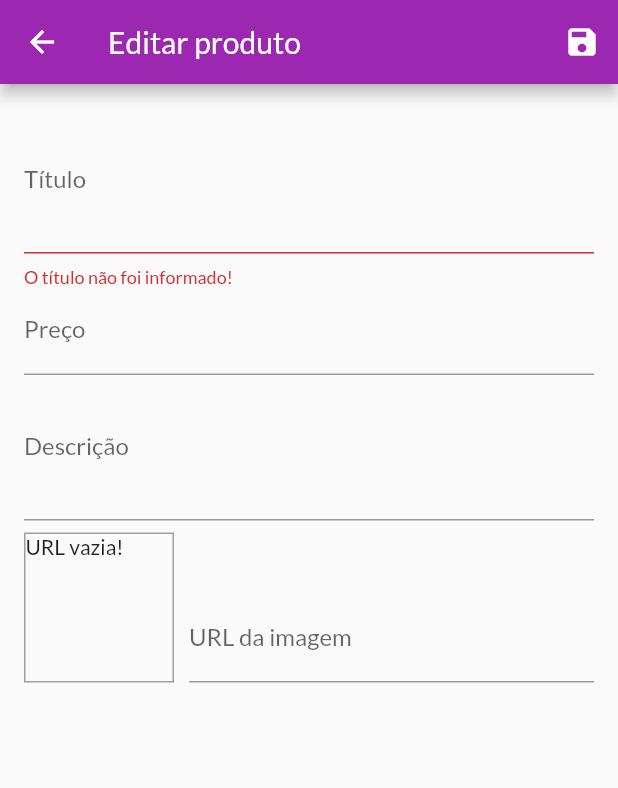
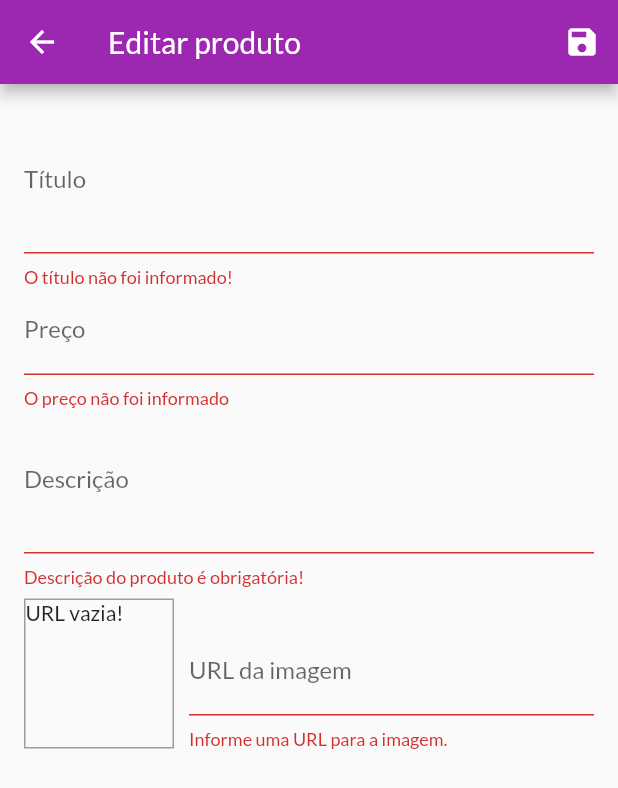
Before and after one commit to fernandohre/sample-flutter-apps, a Flutter app: the EditProductScreen screen opened by its route, after a tap on the "save" icon, on a phone screen of 412 x 824 dp. Shown: the top 788 px of the screen. Run offline on Flutter 3.47's test engine with Material 2 defaults, Android fonts, the light colour scheme and no system bars; network calls fail.

Commit message:
adding and updating a product

```diff
--- a/aplicativo_loja/lib/providers/products.dart
+++ b/aplicativo_loja/lib/providers/products.dart
@@ -57,4 +57,10 @@ class Products with ChangeNotifier {
     //será recarregada chamando o método build do widget
     notifyListeners();
   }
+
+  void update(Product item) {
+    _itens.remove(item);
+    _itens.add(item);
+    notifyListeners();
+  }
 }
--- a/aplicativo_loja/lib/widgets/edit_product_screen.dart
+++ b/aplicativo_loja/lib/widgets/edit_product_screen.dart
@@ -1,7 +1,9 @@
 import 'package:aplicativo_loja/models/produto.dart';
+import 'package:aplicativo_loja/providers/products.dart';
 import 'package:flutter/cupertino.dart';
 import 'package:flutter/material.dart';
 import 'package:flutter/services.dart';
+import 'package:provider/provider.dart';
 
 class EditProductScreen extends StatefulWidget {
   static const routeName = '/edit-product';
@@ -43,7 +45,14 @@ class _EditProductScreen extends State<EditProductScreen> {
   }
 
   void _saveForm() {
-    _form.currentState.validate();
+    var isValid = _form.currentState.validate();
+    if (!isValid) return;
+
+    if (produtoEditado.id != null) {
+      Provider.of<Products>(context).update(produtoEditado);
+    } else {
+      Provider.of<Products>(context).add(produtoEditado);
+    }
     _form.currentState.save();
   }
 
@@ -66,6 +75,7 @@ class _EditProductScreen extends State<EditProductScreen> {
                   textInputAction: TextInputAction.next,
                   validator: (value) {
                     if (value.isEmpty) return 'O título não foi informado!';
+                    //Se retornar nulo é porque ta válido.
                     return null;
                   },
                   onFieldSubmitted: (value) {
@@ -85,6 +95,10 @@ class _EditProductScreen extends State<EditProductScreen> {
                   textInputAction: TextInputAction.next,
                   keyboardType: TextInputType.number,
                   focusNode: _precoFocusNode,
+                  validator: (value) {
+                    if (value.isEmpty) return 'O preço não foi informado';
+                    return null;
+                  },
                   onFieldSubmitted: (value) {
                     FocusScope.of(context).requestFocus(_descricaoFocusNode);
                   },
@@ -101,6 +115,11 @@ class _EditProductScreen extends State<EditProductScreen> {
                   decoration: InputDecoration(labelText: 'Descrição'),
                   maxLines: 3,
                   focusNode: _descricaoFocusNode,
+                  validator: (value) {
+                    if (value.isEmpty)
+                      return 'Descrição do produto é obrigatória!';
+                    return null;
+                  },
                   keyboardType: TextInputType.multiline,
                   onSaved: (value) {
                     produtoEditado = Product(
@@ -135,6 +154,21 @@ class _EditProductScreen extends State<EditProductScreen> {
                       textInputAction: TextInputAction.done,
                       controller: _imageUrlControler,
                       focusNode: _imageBoxFocusNode,
+                      validator: (value) {
+                        if (value.isEmpty) {
+                          return 'Informe uma URL para a imagem.';
+                        }
+                        if (!value.startsWith('http') &&
+                            !value.startsWith('https')) {
+                          return 'URL inválida.';
+                        }
+                        if (!value.endsWith('.png') &&
+                            !value.endsWith('.jpg') &&
+                            !value.endsWith('.jpeg')) {
+                          return 'Formato da imagem inválido! formatos válidos: png, jpg, jpeg.';
+                        }
+                        return null;
+                      },
                       onSaved: (value) {
                         produtoEditado = Product(
                             id: null,
```
